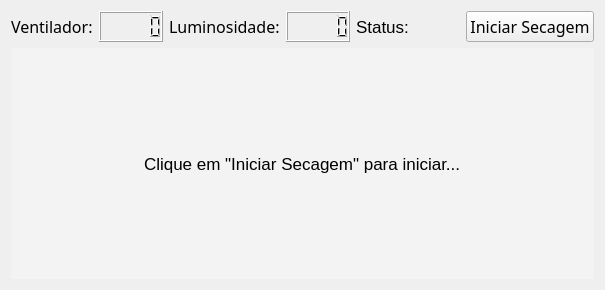
This is aplicacao-desktop/Sistema-de-secagem/mainwindow.ui in alexandretok/projeto1-sistemas-digitais as Qt 5 draws it before an edit. The edited form follows.
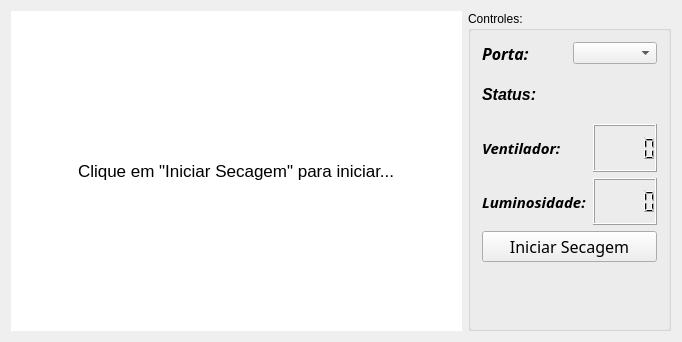
This is the edited form. Icons and pictures are not drawn.

Commit message: Adiciona listagem de portas serial

```diff
--- a/aplicacao-desktop/Sistema-de-secagem/mainwindow.ui
+++ b/aplicacao-desktop/Sistema-de-secagem/mainwindow.ui
@@ -6,13 +6,13 @@
    <rect>
     <x>0</x>
     <y>0</y>
-    <width>605</width>
-    <height>290</height>
+    <width>682</width>
+    <height>342</height>
    </rect>
   </property>
   <property name="minimumSize">
    <size>
-    <width>605</width>
+    <width>634</width>
     <height>290</height>
    </size>
   </property>
@@ -20,108 +20,11 @@
    <string>Sistema de Secagem 1.0</string>
   </property>
   <widget class="QWidget" name="centralWidget">
-   <layout class="QVBoxLayout" name="verticalLayout_2" stretch="1,9">
-    <item>
-     <layout class="QHBoxLayout" name="horizontalLayout">
-      <item>
-       <widget class="QLabel" name="label">
-        <property name="font">
-         <font>
-          <family>Sans</family>
-          <pointsize>12</pointsize>
-         </font>
-        </property>
-        <property name="text">
-         <string>Ventilador:</string>
-        </property>
-       </widget>
-      </item>
-      <item>
-       <widget class="QLCDNumber" name="lcdNumber">
-        <property name="maximumSize">
-         <size>
-          <width>16777215</width>
-          <height>16777215</height>
-         </size>
-        </property>
-        <property name="styleSheet">
-         <string notr="true"/>
-        </property>
-        <property name="value" stdset="0">
-         <double>0.000000000000000</double>
-        </property>
-       </widget>
-      </item>
-      <item>
-       <widget class="QLabel" name="label_2">
-        <property name="font">
-         <font>
-          <family>Sans</family>
-          <pointsize>12</pointsize>
-         </font>
-        </property>
-        <property name="text">
-         <string>Luminosidade:</string>
-        </property>
-       </widget>
-      </item>
-      <item>
-       <widget class="QLCDNumber" name="lcdNumber_2">
-        <property name="frameShape">
-         <enum>QFrame::Box</enum>
-        </property>
-        <property name="lineWidth">
-         <number>1</number>
-        </property>
-        <property name="smallDecimalPoint">
-         <bool>false</bool>
-        </property>
-        <property name="segmentStyle">
-         <enum>QLCDNumber::Filled</enum>
-        </property>
-       </widget>
-      </item>
-      <item>
-       <widget class="QLabel" name="label_3">
-        <property name="font">
-         <font>
-          <pointsize>13</pointsize>
-         </font>
-        </property>
-        <property name="text">
-         <string>Status:</string>
-        </property>
-       </widget>
-      </item>
-      <item>
-       <widget class="QLabel" name="labelStatus">
-        <property name="text">
-         <string/>
-        </property>
-        <property name="pixmap">
-         <pixmap resource="res.qrc">:/img/off.png</pixmap>
-        </property>
-       </widget>
-      </item>
-      <item>
-       <widget class="QPushButton" name="pushButton">
-        <property name="font">
-         <font>
-          <family>Sans</family>
-          <pointsize>12</pointsize>
-         </font>
-        </property>
-        <property name="text">
-         <string>Iniciar Secagem</string>
-        </property>
-       </widget>
-      </item>
-     </layout>
-    </item>
+   <layout class="QHBoxLayout" name="horizontalLayout_6" stretch="7,3">
     <item>
      <widget class="QWidget" name="widget" native="true">
       <property name="styleSheet">
-       <string notr="true">background-color: rgb(243, 243, 243);</string>
+       <string notr="true">background-color: white;</string>
       </property>
       <layout class="QVBoxLayout" name="verticalLayout_3">
        <item>
@@ -197,15 +100,188 @@
         </layout>
        </item>
       </layout>
-      <zorder>labelCliqueIniciar</zorder>
-      <zorder>horizontalSpacer</zorder>
-      <zorder>horizontalSpacer_2</zorder>
-      <zorder>verticalSpacer</zorder>
-      <zorder>verticalSpacer_2</zorder>
-      <zorder>labelTItulo</zorder>
-      <zorder>labelCliqueIniciar</zorder>
-      <zorder>horizontalSpacer_3</zorder>
-      <zorder>horizontalSpacer_4</zorder>
+     </widget>
+    </item>
+    <item>
+     <widget class="QGroupBox" name="groupBox">
+      <property name="title">
+       <string>Controles:</string>
+      </property>
+      <property name="flat">
+       <bool>false</bool>
+      </property>
+      <property name="checkable">
+       <bool>false</bool>
+      </property>
+      <layout class="QVBoxLayout" name="verticalLayout_4" stretch="8,2">
+       <item>
+        <layout class="QVBoxLayout" name="verticalLayout_2">
+         <item>
+          <layout class="QHBoxLayout" name="horizontalLayout_5">
+           <item>
+            <widget class="QLabel" name="label_4">
+             <property name="font">
+              <font>
+               <family>Noto Sans</family>
+               <pointsize>12</pointsize>
+               <weight>75</weight>
+               <italic>true</italic>
+               <bold>true</bold>
+              </font>
+             </property>
+             <property name="text">
+              <string>Porta:</string>
+             </property>
+            </widget>
+           </item>
+           <item>
+            <widget class="QComboBox" name="comboBox"/>
+           </item>
+          </layout>
+         </item>
+         <item>
+          <layout class="QHBoxLayout" name="horizontalLayout_4">
+           <item>
+            <widget class="QLabel" name="label_3">
+             <property name="font">
+              <font>
+               <pointsize>12</pointsize>
+               <weight>75</weight>
+               <italic>true</italic>
+               <bold>true</bold>
+              </font>
+             </property>
+             <property name="text">
+              <string>Status:</string>
+             </property>
+            </widget>
+           </item>
+           <item>
+            <widget class="QLabel" name="labelStatus">
+             <property name="text">
+              <string/>
+             </property>
+             <property name="pixmap">
+              <pixmap resource="res.qrc">:/img/off.png</pixmap>
+             </property>
+            </widget>
+           </item>
+           <item>
+            <spacer name="horizontalSpacer_3">
+             <property name="orientation">
+              <enum>Qt::Horizontal</enum>
+             </property>
+             <property name="sizeHint" stdset="0">
+              <size>
+               <width>40</width>
+               <height>20</height>
+              </size>
+             </property>
+            </spacer>
+           </item>
+          </layout>
+         </item>
+         <item>
+          <layout class="QHBoxLayout" name="horizontalLayout" stretch="8,2">
+           <item>
+            <widget class="QLabel" name="label">
+             <property name="font">
+              <font>
+               <family>Noto Sans</family>
+               <pointsize>11</pointsize>
+               <weight>75</weight>
+               <italic>true</italic>
+               <bold>true</bold>
+              </font>
+             </property>
+             <property name="text">
+              <string>Ventilador:</string>
+             </property>
+            </widget>
+           </item>
+           <item>
+            <widget class="QLCDNumber" name="lcdNumber">
+             <property name="maximumSize">
+              <size>
+               <width>16777215</width>
+               <height>16777215</height>
+              </size>
+             </property>
+             <property name="styleSheet">
+              <string notr="true"/>
+             </property>
+             <property name="value" stdset="0">
+              <double>0.000000000000000</double>
+             </property>
+            </widget>
+           </item>
+          </layout>
+         </item>
+         <item>
+          <layout class="QHBoxLayout" name="horizontalLayout_2" stretch="8,2">
+           <item>
+            <widget class="QLabel" name="label_2">
+             <property name="font">
+              <font>
+               <family>Noto Sans</family>
+               <pointsize>11</pointsize>
+               <weight>75</weight>
+               <italic>true</italic>
+               <bold>true</bold>
+              </font>
+             </property>
+             <property name="text">
+              <string>Luminosidade:</string>
+             </property>
+            </widget>
+           </item>
+           <item>
+            <widget class="QLCDNumber" name="lcdNumber_2">
+             <property name="frameShape">
+              <enum>QFrame::Box</enum>
+             </property>
+             <property name="lineWidth">
+              <number>1</number>
+             </property>
+             <property name="smallDecimalPoint">
+              <bool>false</bool>
+             </property>
+             <property name="segmentStyle">
+              <enum>QLCDNumber::Filled</enum>
+             </property>
+            </widget>
+           </item>
+          </layout>
+         </item>
+         <item>
+          <widget class="QPushButton" name="pushButton">
+           <property name="font">
+            <font>
+             <family>Sans</family>
+             <pointsize>12</pointsize>
+            </font>
+           </property>
+           <property name="text">
+            <string>Iniciar Secagem</string>
+           </property>
+          </widget>
+         </item>
+        </layout>
+       </item>
+       <item>
+        <spacer name="verticalSpacer_3">
+         <property name="orientation">
+          <enum>Qt::Vertical</enum>
+         </property>
+         <property name="sizeHint" stdset="0">
+          <size>
+           <width>20</width>
+           <height>47</height>
+          </size>
+         </property>
+        </spacer>
+       </item>
+      </layout>
      </widget>
     </item>
    </layout>
```
Left out of the diff: 4 changed lines with no effect on the pictures. The commit also changes 4 other files.
